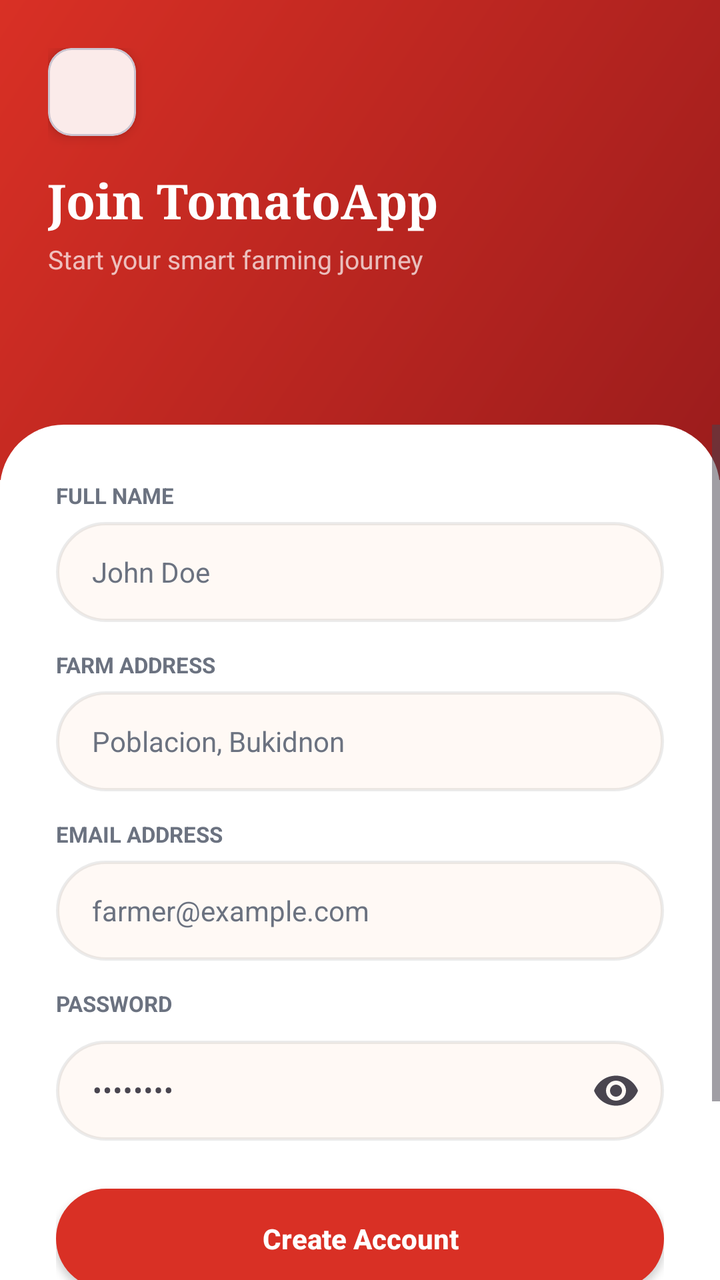
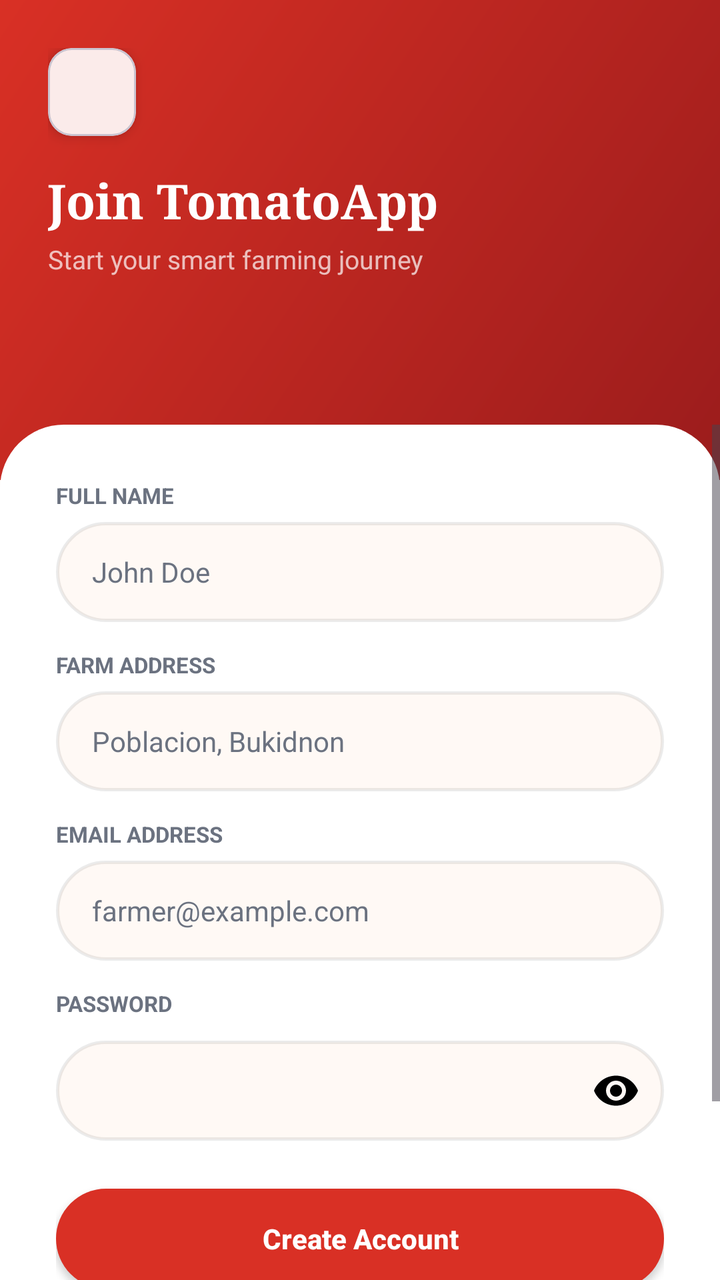

Screens rendered from an Android XML layout before and after an edit, with the pre-edit source and the edit as a unified diff.
<!-- AndroidManifest.xml: application theme Theme.TomatoApp -->
<!-- res/layout/activity_register.xml -->
<?xml version="1.0" encoding="utf-8"?>
<RelativeLayout xmlns:android="http://schemas.android.com/apk/res/android"
    xmlns:tools="http://schemas.android.com/tools"
    xmlns:app="http://schemas.android.com/apk/res-auto"
    android:layout_width="match_parent"
    android:layout_height="match_parent"
    android:background="@color/cream"
    tools:context=".Register">

    
    <LinearLayout
        android:id="@+id/heroSection"
        android:layout_width="match_parent"
        android:layout_height="240dp"
        android:background="@drawable/bg_red_gradient"
        android:orientation="vertical"
        android:padding="24dp"
        android:paddingTop="44dp">

        <com.google.android.material.card.MaterialCardView
            android:layout_width="44dp"
            android:layout_height="44dp"
            app:cardCornerRadius="12dp"
            app:cardElevation="4dp"
            app:cardBackgroundColor="@color/white"
            android:layout_marginBottom="16dp">
            <ImageView
                android:layout_width="match_parent"
                android:layout_height="match_parent"
                android:src="@mipmap/ic_logo"
                android:padding="8dp" />
        </com.google.android.material.card.MaterialCardView>

        <TextView
            android:layout_width="wrap_content"
            android:layout_height="wrap_content"
            android:text="Join TomatoApp"
            android:textColor="@color/white"
            android:textSize="24sp"
            android:textStyle="bold"
            android:fontFamily="serif"
            android:layout_marginBottom="4dp" />

        <TextView
            android:layout_width="wrap_content"
            android:layout_height="wrap_content"
            android:text="Start your smart farming journey"
            android:textColor="#B3FFFFFF"
            android:textSize="13sp" />
    </LinearLayout>

    
    <LinearLayout
        android:id="@+id/registerCard"
        android:layout_width="match_parent"
        android:layout_height="match_parent"
        android:layout_below="@id/heroSection"
        android:layout_marginTop="-28dp"
        android:background="@drawable/bg_card_top_rounded"
        android:orientation="vertical">

        <ScrollView
            android:layout_width="match_parent"
            android:layout_height="match_parent"
            android:fillViewport="true">

            <LinearLayout
                android:layout_width="match_parent"
                android:layout_height="wrap_content"
                android:orientation="vertical"
                android:padding="28dp">

                <TextView
                    android:layout_width="wrap_content"
                    android:layout_height="wrap_content"
                    android:text="FULL NAME"
                    android:textSize="11sp"
                    android:textStyle="bold"
                    android:textColor="@color/muted"
                    android:layout_marginBottom="6dp" />

                <com.google.android.material.textfield.TextInputEditText
                    android:id="@+id/fullName"
                    android:layout_width="match_parent"
                    android:layout_height="50dp"
                    android:background="@drawable/bg_pill_input"
                    android:hint="John Doe"
                    android:textColor="@color/text_primary"
                    android:textColorHint="@color/muted"
                    android:paddingStart="18dp"
                    android:paddingEnd="18dp"
                    android:textSize="14sp"
                    android:inputType="textPersonName"
                    android:layout_marginBottom="14dp" />

                <TextView
                    android:layout_width="wrap_content"
                    android:layout_height="wrap_content"
                    android:text="FARM ADDRESS"
                    android:textSize="11sp"
                    android:textStyle="bold"
                    android:textColor="@color/muted"
                    android:layout_marginBottom="6dp" />

                <com.google.android.material.textfield.TextInputEditText
                    android:id="@+id/address"
                    android:layout_width="match_parent"
                    android:layout_height="50dp"
                    android:background="@drawable/bg_pill_input"
                    android:hint="Poblacion, Bukidnon"
                    android:textColor="@color/text_primary"
                    android:textColorHint="@color/muted"
                    android:paddingStart="18dp"
                    android:paddingEnd="18dp"
                    android:textSize="14sp"
                    android:inputType="textPostalAddress"
                    android:layout_marginBottom="14dp" />

                <TextView
                    android:layout_width="wrap_content"
                    android:layout_height="wrap_content"
                    android:text="EMAIL ADDRESS"
                    android:textSize="11sp"
                    android:textStyle="bold"
                    android:textColor="@color/muted"
                    android:layout_marginBottom="6dp" />

                <com.google.android.material.textfield.TextInputEditText
                    android:id="@+id/email"
                    android:layout_width="match_parent"
                    android:layout_height="50dp"
                    android:background="@drawable/bg_pill_input"
                    android:hint="farmer@example.com"
                    android:textColorHint="@color/muted"
                    android:paddingStart="18dp"
                    android:paddingEnd="18dp"
                    android:textSize="14sp"
                    android:inputType="textEmailAddress"
                    android:layout_marginBottom="14dp" />

                <TextView
                    android:layout_width="wrap_content"
                    android:layout_height="wrap_content"
                    android:text="PASSWORD"
                    android:textSize="11sp"
                    android:textStyle="bold"
                    android:textColor="@color/muted"
                    android:layout_marginBottom="6dp" />

                <com.google.android.material.textfield.TextInputLayout
                    android:layout_width="match_parent"
                    android:layout_height="wrap_content"
                    app:endIconMode="password_toggle"
                    android:layout_marginBottom="24dp">

                    <com.google.android.material.textfield.TextInputEditText
                        android:id="@+id/password"
                        android:layout_width="match_parent"
                        android:layout_height="50dp"
                        android:background="@drawable/bg_pill_input"
                        android:hint="••••••••"
                        android:textColorHint="@color/muted"
                        android:paddingStart="18dp"
                        android:paddingEnd="18dp"
                        android:textSize="14sp"
                        android:inputType="textPassword" />

                </com.google.android.material.textfield.TextInputLayout>

                <android.widget.Button
                    android:id="@+id/btn_register"
                    android:layout_width="match_parent"
                    android:layout_height="50dp"
                    android:background="@drawable/bg_pill_button_red"
                    android:text="Create Account"
                    android:textColor="@color/white"
                    android:textSize="14sp"
                    android:textStyle="bold"
                    android:textAllCaps="false" />

                <LinearLayout
                    android:layout_width="match_parent"
                    android:layout_height="wrap_content"
                    android:orientation="horizontal"
                    android:gravity="center"
                    android:layout_marginTop="24dp"
                    android:paddingBottom="40dp">
                    
                    <TextView
                        android:layout_width="wrap_content"
                        android:layout_height="wrap_content"
                        android:text="Already have an account? "
                        android:textColor="@color/muted"
                        android:textSize="12sp" />
                        
                    <TextView
                        android:id="@+id/loginNow"
                        android:layout_width="wrap_content"
                        android:layout_height="wrap_content"
                        android:text="Login"
                        android:textColor="@color/red"
                        android:textStyle="bold"
                        android:textSize="12sp" />
                </LinearLayout>
            </LinearLayout>
        </ScrollView>
    </LinearLayout>

    <ProgressBar
        android:id="@+id/progressBar"
        android:layout_width="wrap_content"
        android:layout_height="wrap_content"
        android:layout_centerInParent="true"
        android:visibility="gone"
        android:indeterminateTint="@color/red" />

</RelativeLayout>
<!-- resources referenced by this layout -->
<resources>
  <color name="cream">#FFF9F5</color>
  <color name="muted">#6B7280</color>
  <color name="red">#D93025</color>
  <color name="text_primary">#1A1A1A</color>
  <color name="white">#FFFFFFFF</color>
  <!-- drawable bg_card_top_rounded (drawable) -->
  <?xml version="1.0" encoding="utf-8"?>
  <shape xmlns:android="http://schemas.android.com/apk/res/android">
      <solid android:color="@color/white" />
      <corners
          android:topLeftRadius="32dp"
          android:topRightRadius="32dp" />
  </shape>
  <!-- drawable bg_pill_button_red (drawable) -->
  <?xml version="1.0" encoding="utf-8"?>
  <ripple xmlns:android="http://schemas.android.com/apk/res/android"
      android:color="#40FFFFFF">
      <item>
          <shape>
              <solid android:color="@color/red" />
              <corners android:radius="999dp" />
          </shape>
      </item>
  </ripple>
  <!-- drawable bg_pill_input (drawable) -->
  <?xml version="1.0" encoding="utf-8"?>
  <shape xmlns:android="http://schemas.android.com/apk/res/android">
      <solid android:color="@color/cream" />
      <stroke
          android:width="1.5dp"
          android:color="@color/border" />
      <corners android:radius="999dp" />
  </shape>
  <!-- drawable bg_red_gradient (drawable) -->
  <?xml version="1.0" encoding="utf-8"?>
  <shape xmlns:android="http://schemas.android.com/apk/res/android">
      <gradient
          android:angle="315"
          android:endColor="@color/red_dark"
          android:startColor="@color/red"
          android:type="linear" />
  </shape>
  <!-- mipmap ic_logo (mipmap-anydpi-v26) -->
  <?xml version="1.0" encoding="utf-8"?>
  <adaptive-icon xmlns:android="http://schemas.android.com/apk/res/android">
      <background android:drawable="@color/ic_logo_background"/>
      <foreground android:drawable="@mipmap/ic_logo_foreground"/>
  </adaptive-icon>
  <style name="Theme.TomatoApp" parent="Base.Theme.TomatoApp" />
  <color name="border">#14000000</color>
  <color name="red_dark">#9B1C1C</color>
  <color name="ic_logo_background">#E4E3DF</color>
  <style name="Base.Theme.TomatoApp" parent="Theme.Material3.DayNight.NoActionBar">
          
          <item name="colorPrimary">@color/tomato_red</item>
          <item name="colorOnPrimary">@color/white</item>
          <item name="colorSecondary">@color/fresh_green</item>
          <item name="colorOnSecondary">@color/white</item>
          <item name="colorSurface">@color/surface</item>
          <item name="colorOnSurface">@color/text_primary</item>
          <item name="colorError">@color/error</item>
          <item name="android:windowBackground">@color/bg_light_gray</item>
      </style>
  <color name="tomato_red">#D93025</color>
  <color name="fresh_green">#3DBE5A</color>
  <color name="surface">#FFFFFF</color>
  <color name="error">#D93025</color>
  <color name="bg_light_gray">#FFF9F5</color>
</resources>

<!-- the commit's change to res/layout/activity_register.xml (unified diff, before → after) -->
@@ -131,6 +131,7 @@
                     android:layout_height="50dp"
                     android:background="@drawable/bg_pill_input"
                     android:hint="farmer@example.com"
+                    android:textColor="@android:color/black"
                     android:textColorHint="@color/muted"
                     android:paddingStart="18dp"
                     android:paddingEnd="18dp"
@@ -151,6 +152,7 @@
                     android:layout_width="match_parent"
                     android:layout_height="wrap_content"
                     app:endIconMode="password_toggle"
+                    app:endIconTint="@android:color/black"
                     android:layout_marginBottom="24dp">
 
                     <com.google.android.material.textfield.TextInputEditText
@@ -158,8 +160,9 @@
                         android:layout_width="match_parent"
                         android:layout_height="50dp"
                         android:background="@drawable/bg_pill_input"
-                        android:hint="••••••••"
+                        android:textColor="@android:color/black"
                         android:textColorHint="@color/muted"
+                        android:gravity="center_vertical"
                         android:paddingStart="18dp"
                         android:paddingEnd="18dp"
                         android:textSize="14sp"
@@ -173,7 +176,7 @@
                     android:layout_height="50dp"
                     android:background="@drawable/bg_pill_button_red"
                     android:text="Create Account"
-                    android:textColor="@color/white"
+                    android:textColor="@android:color/white"
                     android:textSize="14sp"
                     android:textStyle="bold"
                     android:textAllCaps="false" />
